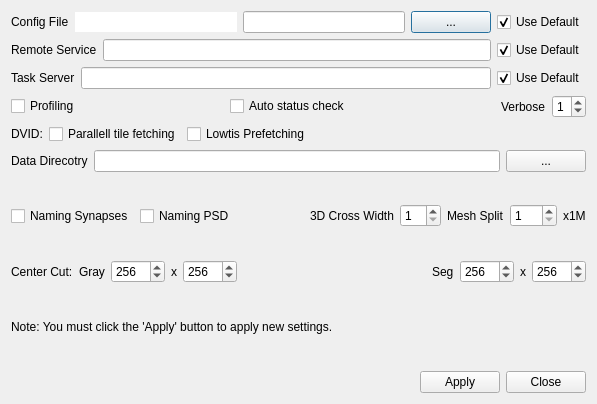
Qt form neurolabi/gui/dialogs/flyemsettingdialog.ui (janelia-flyem/NeuTu) before a commit.
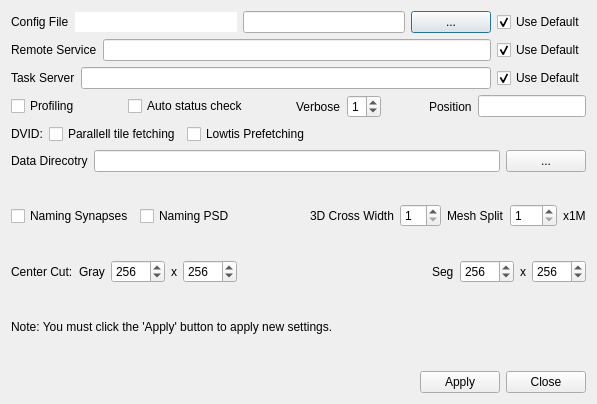
The same form after that commit.

Commit message: Add format setting for position copy

```diff
--- a/neurolabi/gui/dialogs/flyemsettingdialog.ui
+++ b/neurolabi/gui/dialogs/flyemsettingdialog.ui
@@ -189,6 +189,32 @@
        </property>
       </widget>
      </item>
+     <item>
+      <spacer name="horizontalSpacer_7">
+       <property name="orientation">
+        <enum>Qt::Horizontal</enum>
+       </property>
+       <property name="sizeHint" stdset="0">
+        <size>
+         <width>40</width>
+         <height>20</height>
+        </size>
+       </property>
+      </spacer>
+     </item>
+     <item>
+      <widget class="QLabel" name="label_16">
+       <property name="toolTip">
+        <string>Format copied position</string>
+       </property>
+       <property name="text">
+        <string>Position</string>
+       </property>
+      </widget>
+     </item>
+     <item>
+      <widget class="QLineEdit" name="posFormatLineEdit"/>
+     </item>
     </layout>
    </item>
    <item>
```
The commit also changes 25 other files.
